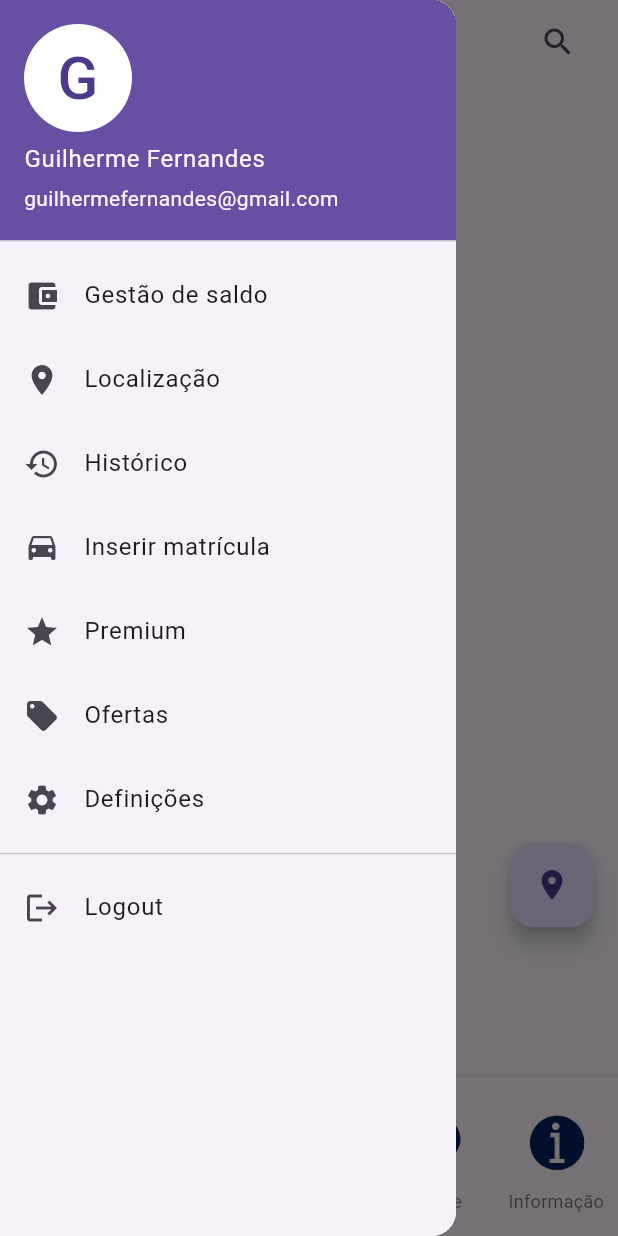
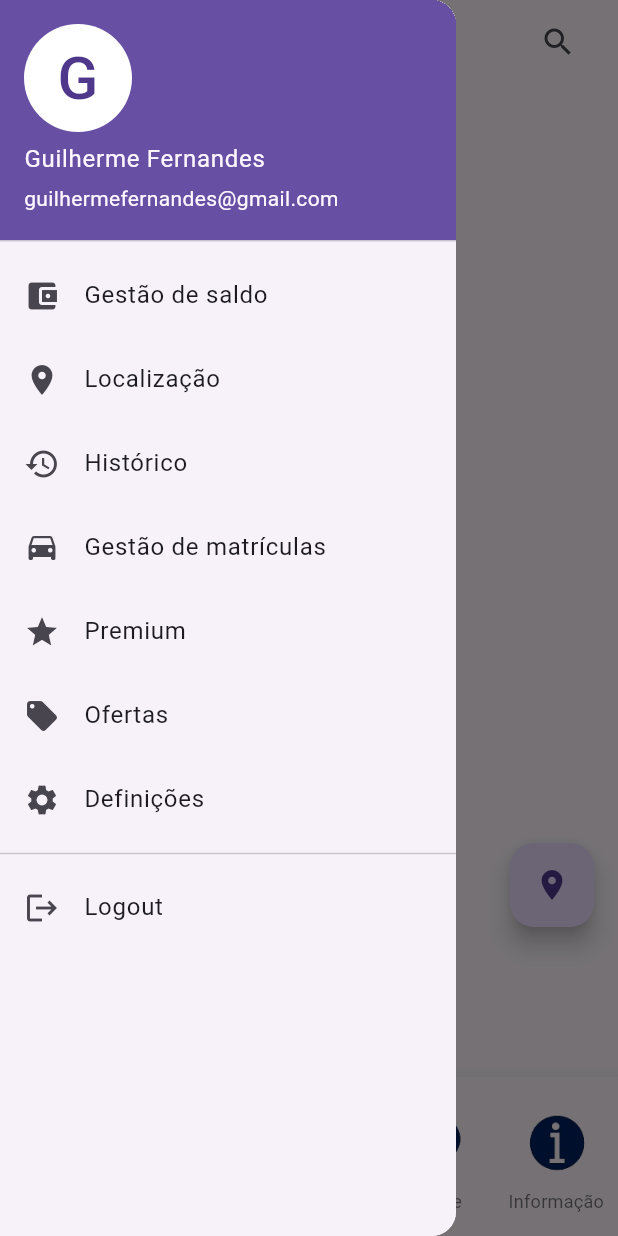
Before and after one commit to FernasGui/FastParking, a Flutter app: the MapScreen screen opened directly, with the side drawer open, on a phone screen of 412 x 824 dp. Run offline on Flutter 3.47's test engine with Material 3 defaults, Android fonts, the phone set to English and light mode, and no system bars; our stand-ins replace geolocator, google_maps_flutter; missing offline and left inert: google_place.

Commit message:
pag do qrcode func

```diff
--- a/lib/mapeamento.dart
+++ b/lib/mapeamento.dart
@@ -3,6 +3,7 @@ import 'package:flutter/material.dart';
 import 'package:google_maps_flutter/google_maps_flutter.dart';
 import 'package:google_place/google_place.dart';
 import 'package:geolocator/geolocator.dart';
+import 'package:fastparking/qrcode.dart';
 
 class MapScreen extends StatefulWidget {
   const MapScreen({super.key});
@@ -17,6 +18,19 @@ class _MapScreenState extends State<MapScreen> {
   List<Marker> markers = [];
   LatLng? currentUserLocation;
   final GlobalKey<ScaffoldState> _scaffoldKey = GlobalKey<ScaffoldState>(); // GlobalKey para o Scaffold
+  int _selectedIndex = 0;
+  void _onItemTapped(int index) {
+    setState(() {
+      _selectedIndex = index; // Atualiza o índice selecionado
+    });
+
+    if (index == 2) { // Se o índice do QR Code for 2
+      Navigator.of(context).push(MaterialPageRoute(
+        builder: (context) => QrCodePage(),
+      ));
+    }
+    // Adicione mais condições if-else para outros ícones se necessário
+  }
   @override
   void initState() {
     super.initState();
@@ -174,8 +188,10 @@ class _MapScreenState extends State<MapScreen> {
         84.0, // 3 cm em pixels. Pode precisar ajustar baseado na densidade de pixels do dispositivo.
       ),
       bottomNavigationBar: BottomNavigationBar(
-  type: BottomNavigationBarType.fixed, // Isso mantém os ícones centrados se você tiver mais de três itens
-  items: [
+        type: BottomNavigationBarType.fixed,
+        currentIndex: _selectedIndex, // Usa a variável _selectedIndex
+        onTap: _onItemTapped, // Define o método _onItemTapped
+        items: [
     BottomNavigationBarItem(
       icon: Padding(
         padding: const EdgeInsets.symmetric(vertical: 6.0), // Ajuste este valor conforme necessário
@@ -191,12 +207,12 @@ class _MapScreenState extends State<MapScreen> {
       label: 'Transporte',
     ),
     BottomNavigationBarItem(
-      icon: Padding(
-        padding: const EdgeInsets.symmetric(vertical: 6.0), // Ajuste este valor conforme necessário
-        child: Image.asset('imagens/qrcode.png', width: 60, height: 60), // Tamanho ajustado para os ícones
-      ),
-      label: 'QR Code',
-    ),
+            icon: Padding(
+              padding: const EdgeInsets.symmetric(vertical: 6.0),
+              child: Image.asset('imagens/qrcode.png', width: 60, height: 60),
+            ),
+            label: 'QR Code',
+          ),
     BottomNavigationBarItem(
       icon: Padding(
         padding: const EdgeInsets.symmetric(vertical: 6.0), // Ajuste este valor conforme necessário
--- a/lib/menuPrincipal.dart
+++ b/lib/menuPrincipal.dart
@@ -1,5 +1,4 @@
 import 'package:flutter/material.dart';
-import 'package:fastparking/mapeamento.dart';
 
 class MenuPrincipal extends StatefulWidget {
   MenuPrincipal({Key? key}) : super(key: key);
@@ -49,7 +48,7 @@ class _MenuPrincipalState extends State<MenuPrincipal> {
           ),
           _buildDrawerItem(
             icon: Icons.drive_eta,
-            text: 'Inserir matrícula',
+            text: 'Gestão de matrículas',
             onTap: () {
               // Ação para Inserir matrícula
             },
--- a/pubspec.yaml
+++ b/pubspec.yaml
@@ -38,3 +38,4 @@ flutter:
     - imagens/qrcode.png
     - imagens/Parque.png
     - imagens/informação.png
+    - imagens/Qrcode_grande.png
```
Also changed, not shown: lib/qrcode.dart (added, +59 -0 lines), imagens/Qrcode_grande.png (added).
